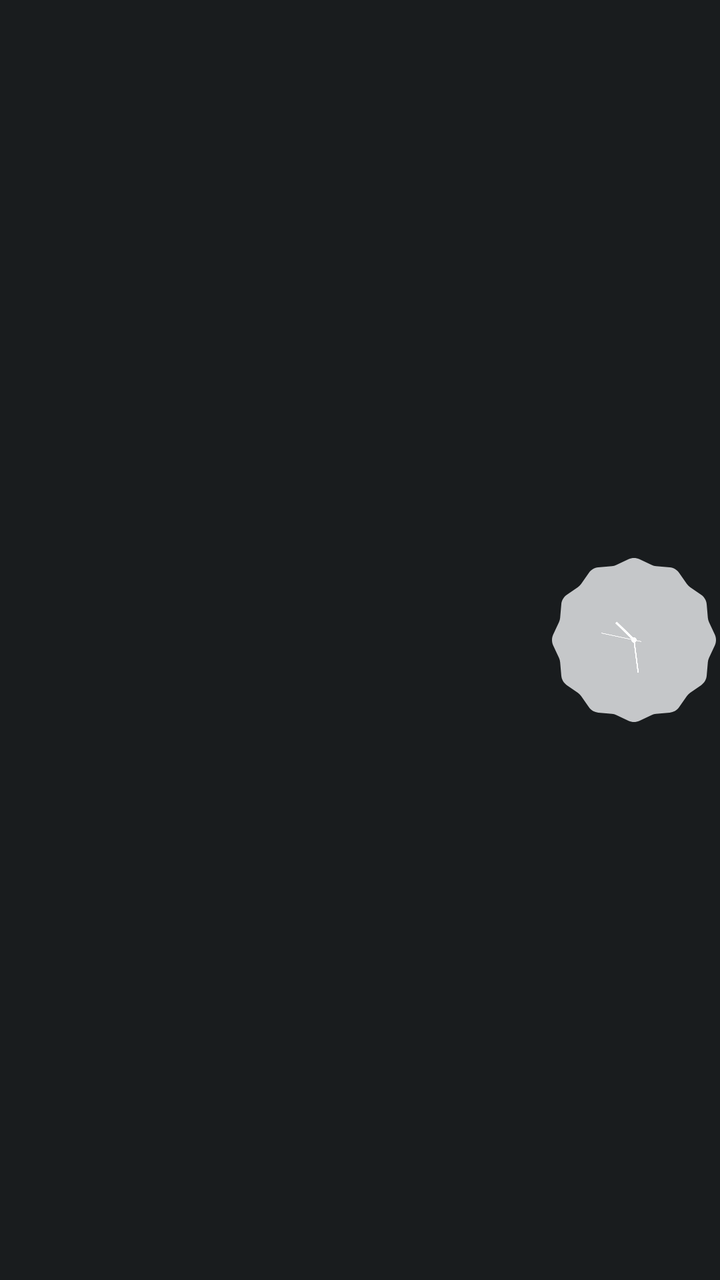
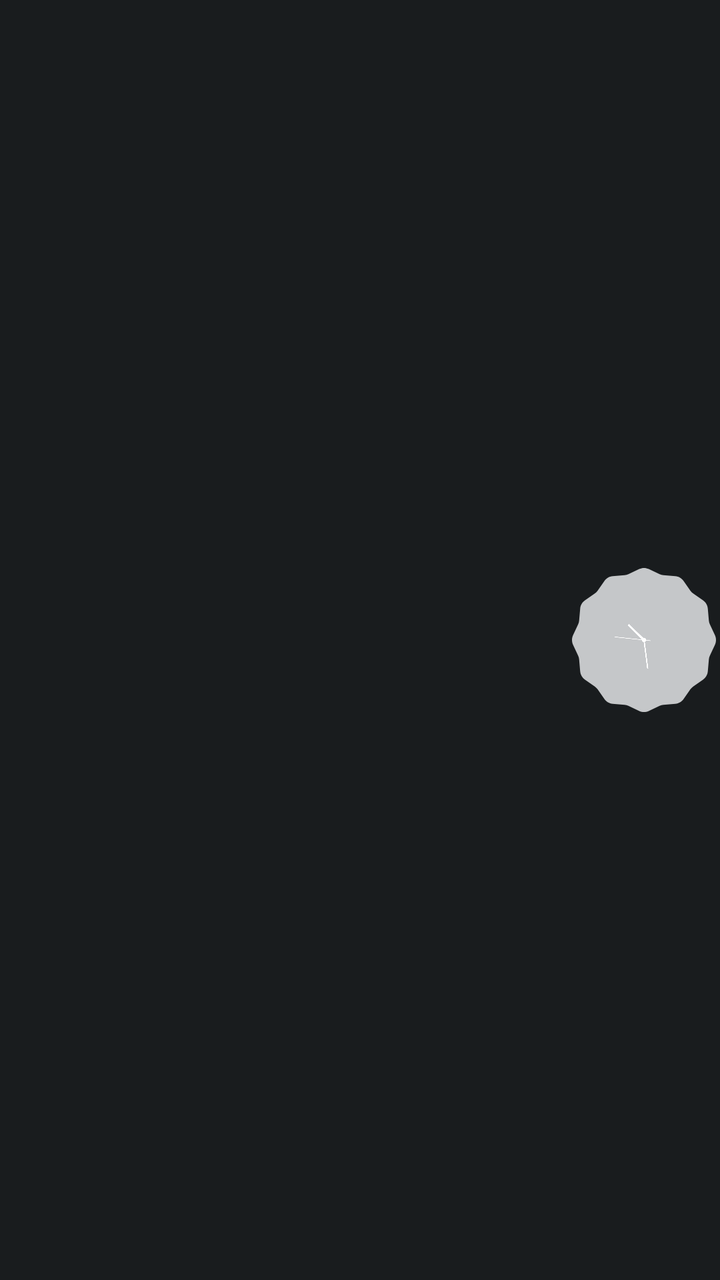

Two renders of the same Android screen: before a commit and after it. Below are the layout's source before the change and the commit's diff.
<!-- AndroidManifest.xml: application theme android:Theme.DeviceDefault.NoActionBar -->
<!-- res/layout/widget_solis.xml -->
<?xml version="1.0" encoding="utf-8"?>
<RelativeLayout xmlns:android="http://schemas.android.com/apk/res/android"
    android:layout_width="match_parent"
    android:layout_height="match_parent"
    android:padding="2dp">

    
    <ImageView
        android:id="@+id/solis_pill_bg_img"
        android:layout_width="match_parent"
        android:layout_height="match_parent"
        android:layout_marginEnd="24dp"
        android:scaleType="fitXY" />

    
    <ImageView
        android:id="@+id/solis_custom_text_img"
        android:layout_width="wrap_content"
        android:layout_height="wrap_content"
        android:layout_alignParentStart="true"
        android:layout_centerVertical="true"
        android:layout_marginStart="22dp"
        android:layout_marginEnd="88dp"
        android:adjustViewBounds="true"
        android:scaleType="fitStart" />

    
    <ImageView
        android:id="@+id/solis_hex_bg_img"
        android:layout_width="82dp"
        android:layout_height="82dp"
        android:layout_alignParentEnd="true"
        android:layout_centerVertical="true"
        android:scaleType="fitCenter" />

    
    <AnalogClock
        android:id="@+id/solis_analog_clock"
        android:layout_width="82dp"
        android:layout_height="82dp"
        android:layout_alignParentEnd="true"
        android:layout_centerVertical="true"
        android:hand_hour="@drawable/solis_hand_hour"
        android:hand_minute="@drawable/solis_hand_minute"
        android:hand_second="@drawable/solis_hand_second" />

</RelativeLayout>
<!-- resources referenced by this layout -->
<resources>
  <!-- drawable solis_hand_hour (drawable) -->
  <?xml version="1.0" encoding="utf-8"?>
  <vector xmlns:android="http://schemas.android.com/apk/res/android"
      android:width="160dp"
      android:height="160dp"
      android:viewportWidth="160"
      android:viewportHeight="160">
      
      <path
          android:fillColor="#FFFFFFFF"
          android:pathData="M77.3,22 L82.7,22 L82.7,80 L77.3,80 Z" />
      
      <path
          android:fillColor="#FFFFFFFF"
          android:pathData="M80,80 m -6,0 a 6,6 0 1,0 12,0 a 6,6 0 1,0 -12,0" />
  </vector>
  <!-- drawable solis_hand_minute (drawable) -->
  <?xml version="1.0" encoding="utf-8"?>
  <vector xmlns:android="http://schemas.android.com/apk/res/android"
      android:width="160dp"
      android:height="160dp"
      android:viewportWidth="160"
      android:viewportHeight="160">
      
      <path
          android:fillColor="#FFFFFFFF"
          android:pathData="M78.4,4 L81.6,4 L81.6,80 L78.4,80 Z" />
  </vector>
  <!-- drawable solis_hand_second (drawable) -->
  <?xml version="1.0" encoding="utf-8"?>
  <vector xmlns:android="http://schemas.android.com/apk/res/android"
      android:width="160dp"
      android:height="160dp"
      android:viewportWidth="160"
      android:viewportHeight="160">
      
      <path
          android:fillColor="#FFFFFFFF"
          android:pathData="M79.2,2 L80.8,2 L80.8,98 L79.2,98 Z" />
      <path
          android:fillColor="#FFFFFFFF"
          android:pathData="M80,80 m -3,0 a 3,3 0 1,0 6,0 a 3,3 0 1,0 -6,0" />
  </vector>
</resources>

<!-- the commit's change to res/layout/widget_solis.xml (unified diff, before → after) -->
@@ -8,27 +8,28 @@
     <ImageView
         android:id="@+id/solis_pill_bg_img"
         android:layout_width="match_parent"
-        android:layout_height="match_parent"
-        android:layout_marginEnd="24dp"
+        android:layout_height="34dp"
+        android:layout_centerVertical="true"
+        android:layout_marginEnd="32dp"
         android:scaleType="fitXY" />
 
     
     <ImageView
         android:id="@+id/solis_custom_text_img"
         android:layout_width="wrap_content"
-        android:layout_height="wrap_content"
+        android:layout_height="26dp"
         android:layout_alignParentStart="true"
         android:layout_centerVertical="true"
-        android:layout_marginStart="22dp"
-        android:layout_marginEnd="88dp"
+        android:layout_marginStart="20dp"
+        android:layout_marginEnd="80dp"
         android:adjustViewBounds="true"
         android:scaleType="fitStart" />
 
     
     <ImageView
         android:id="@+id/solis_hex_bg_img"
-        android:layout_width="82dp"
-        android:layout_height="82dp"
+        android:layout_width="72dp"
+        android:layout_height="72dp"
         android:layout_alignParentEnd="true"
         android:layout_centerVertical="true"
         android:scaleType="fitCenter" />
@@ -36,8 +37,8 @@
     
     <AnalogClock
         android:id="@+id/solis_analog_clock"
-        android:layout_width="82dp"
-        android:layout_height="82dp"
+        android:layout_width="72dp"
+        android:layout_height="72dp"
         android:layout_alignParentEnd="true"
         android:layout_centerVertical="true"
         android:hand_hour="@drawable/solis_hand_hour"
